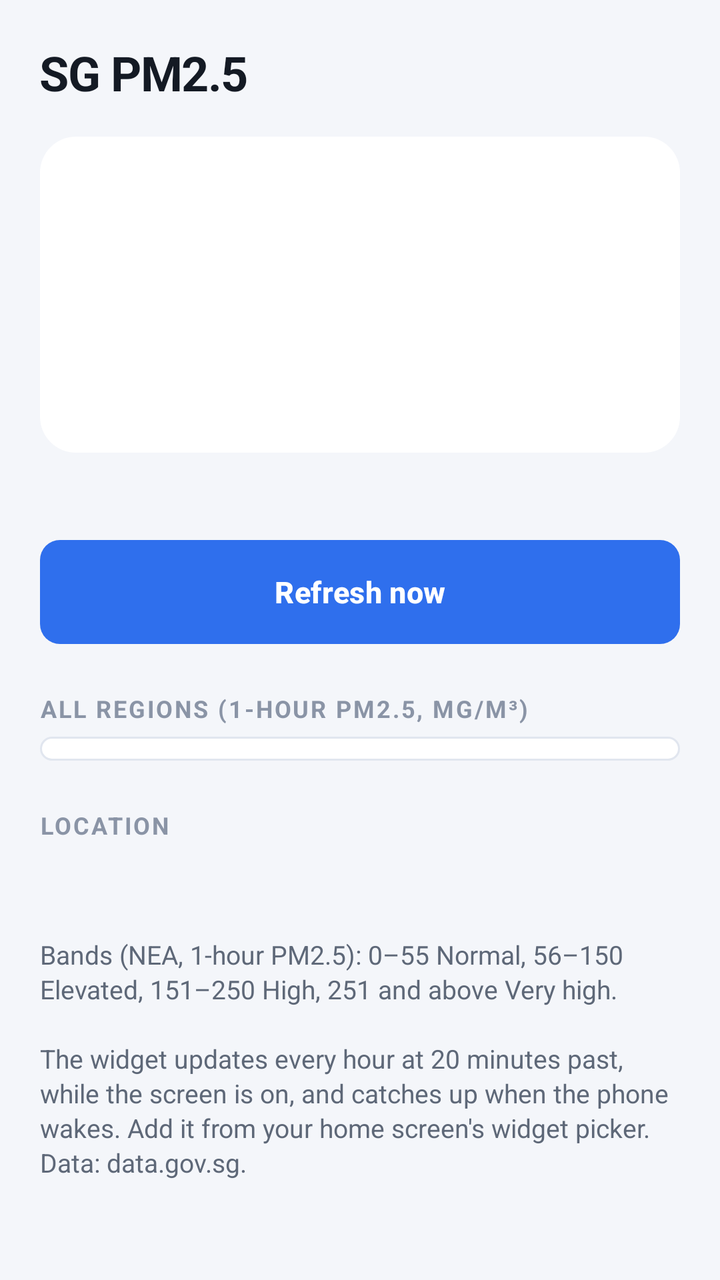
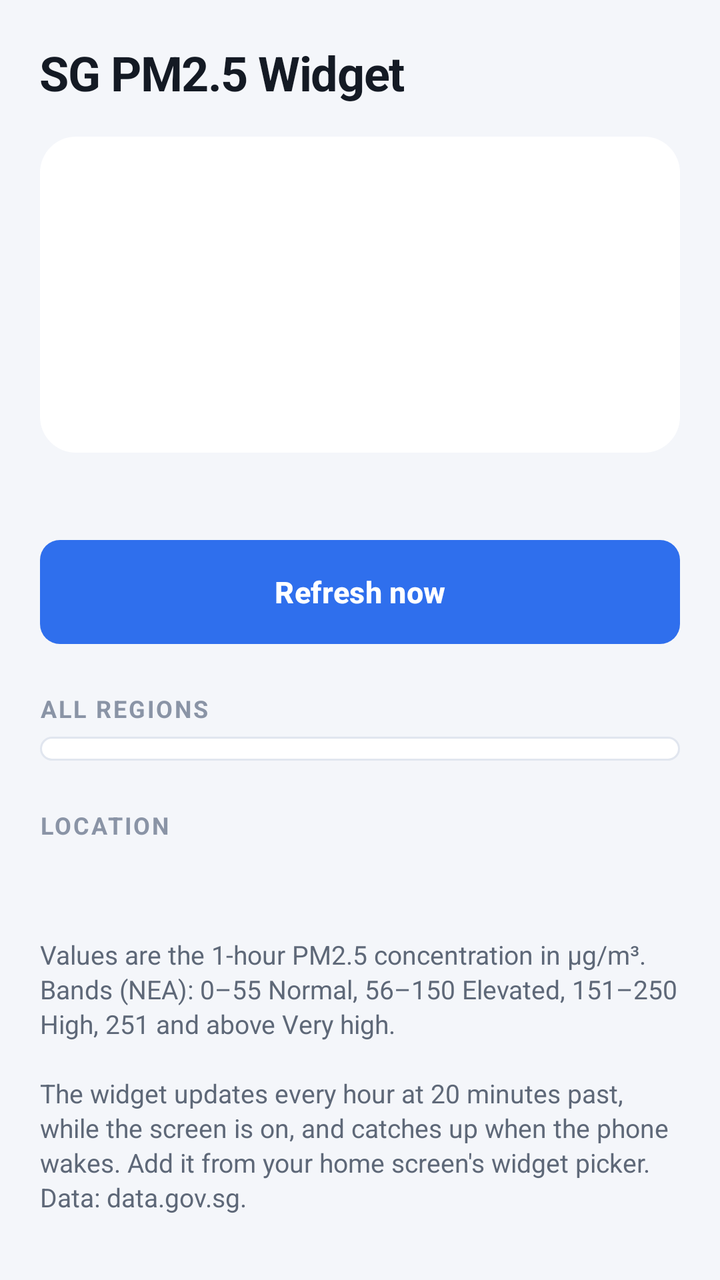

Before-and-after screenshots of an Android layout around one commit, followed by the original layout XML and the change that was made.
<!-- AndroidManifest.xml: application theme AppTheme -->
<!-- res/layout/activity_main.xml -->
<?xml version="1.0" encoding="utf-8"?>
<ScrollView xmlns:android="http://schemas.android.com/apk/res/android"
    android:id="@+id/main_root"
    android:layout_width="match_parent"
    android:layout_height="match_parent"
    android:background="@color/bg">

    <LinearLayout
        android:layout_width="match_parent"
        android:layout_height="wrap_content"
        android:orientation="vertical"
        android:padding="20dp">

        <TextView
            style="@style/AppTitle"
            android:layout_width="match_parent"
            android:layout_height="wrap_content"
            android:text="@string/app_name" />

        
        <TextView
            android:id="@+id/setup_warning"
            android:layout_width="match_parent"
            android:layout_height="wrap_content"
            android:layout_marginTop="14dp"
            android:background="@drawable/bg_warning"
            android:lineSpacingExtra="2dp"
            android:padding="14dp"
            android:textColor="@color/warning_text"
            android:textSize="13sp"
            android:visibility="gone" />

        
        <LinearLayout
            android:id="@+id/current_card"
            android:layout_width="match_parent"
            android:layout_height="wrap_content"
            android:layout_marginTop="16dp"
            android:background="@drawable/bg_value"
            android:gravity="center"
            android:orientation="vertical"
            android:padding="20dp">

            <TextView
                android:id="@+id/current_region"
                android:layout_width="wrap_content"
                android:layout_height="wrap_content"
                android:textSize="18sp"
                android:textStyle="bold" />

            <TextView
                android:id="@+id/current_value"
                android:layout_width="wrap_content"
                android:layout_height="wrap_content"
                android:textSize="56sp"
                android:textStyle="bold" />

            <TextView
                android:id="@+id/current_band"
                android:layout_width="wrap_content"
                android:layout_height="wrap_content"
                android:textSize="14sp" />
        </LinearLayout>

        <TextView
            android:id="@+id/current_meta"
            style="@style/AppHint"
            android:layout_width="match_parent"
            android:layout_height="wrap_content"
            android:layout_marginTop="10dp"
            android:gravity="center" />

        <Button
            android:id="@+id/btn_refresh"
            style="@style/AppButtonPrimary"
            android:layout_width="match_parent"
            android:layout_height="wrap_content"
            android:layout_marginTop="16dp"
            android:text="Refresh now" />

        <TextView
            style="@style/AppLabel"
            android:layout_width="match_parent"
            android:layout_height="wrap_content"
            android:layout_marginTop="24dp"
            android:text="All regions (1-hour PM2.5, µg/m³)" />

        <LinearLayout
            android:id="@+id/regions"
            android:layout_width="match_parent"
            android:layout_height="wrap_content"
            android:background="@drawable/bg_card"
            android:orientation="vertical"
            android:paddingStart="16dp"
            android:paddingTop="6dp"
            android:paddingEnd="16dp"
            android:paddingBottom="6dp" />

        <TextView
            style="@style/AppLabel"
            android:layout_width="match_parent"
            android:layout_height="wrap_content"
            android:layout_marginTop="24dp"
            android:text="Location" />

        <TextView
            android:id="@+id/location_status"
            style="@style/AppHint"
            android:layout_width="match_parent"
            android:layout_height="wrap_content" />

        <Button
            android:id="@+id/btn_location"
            style="@style/AppButtonSecondary"
            android:layout_width="match_parent"
            android:layout_height="wrap_content"
            android:layout_marginTop="10dp"
            android:visibility="gone" />

        <TextView
            style="@style/AppHint"
            android:layout_width="match_parent"
            android:layout_height="wrap_content"
            android:layout_marginTop="24dp"
            android:text="Bands (NEA, 1-hour PM2.5): 0–55 Normal, 56–150 Elevated, 151–250 High, 251 and above Very high.\n\nThe widget updates every hour at 20 minutes past, while the screen is on, and catches up when the phone wakes. Add it from your home screen's widget picker. Data: data.gov.sg." />

        
        <Button
            android:id="@+id/btn_done"
            style="@style/AppButtonPrimary"
            android:layout_width="match_parent"
            android:layout_height="wrap_content"
            android:layout_marginTop="20dp"
            android:text="Done"
            android:visibility="gone" />
    </LinearLayout>
</ScrollView>
<!-- resources referenced by this layout -->
<resources>
  <color name="bg">#F4F6FA</color>
  <color name="warning_text">#7A5300</color>
  <!-- drawable bg_card (drawable) -->
  <?xml version="1.0" encoding="utf-8"?>
  <shape xmlns:android="http://schemas.android.com/apk/res/android"
      android:shape="rectangle">
      <solid android:color="@color/surface" />
      <corners android:radius="14dp" />
      <stroke
          android:width="1dp"
          android:color="@color/stroke" />
  </shape>
  <!-- drawable bg_value (drawable) -->
  <?xml version="1.0" encoding="utf-8"?>
  <shape xmlns:android="http://schemas.android.com/apk/res/android"
      android:shape="rectangle">
      <solid android:color="#FFFFFF" />
      <corners android:radius="18dp" />
  </shape>
  <!-- drawable bg_warning (drawable) -->
  <?xml version="1.0" encoding="utf-8"?>
  <ripple xmlns:android="http://schemas.android.com/apk/res/android"
      android:color="#33F0C465">
      <item>
          <shape android:shape="rectangle">
              <solid android:color="@color/warning_bg" />
              <corners android:radius="12dp" />
              <stroke android:width="1dp" android:color="@color/warning_stroke" />
          </shape>
      </item>
  </ripple>
  <string name="app_name">SG PM2.5</string>
  <style name="AppButtonPrimary" parent="android:Widget.Material.Button">
          <item name="android:background">@drawable/bg_button_primary</item>
          <item name="android:textColor">@color/on_accent</item>
          <item name="android:textSize">15sp</item>
          <item name="android:textStyle">bold</item>
          <item name="android:textAllCaps">false</item>
          <item name="android:letterSpacing">0.01</item>
          <item name="android:minHeight">52dp</item>
          <item name="android:stateListAnimator">@null</item>
          <item name="android:elevation">0dp</item>
      </style>
  <style name="AppButtonSecondary" parent="android:Widget.Material.Button">
          <item name="android:background">@drawable/bg_button_secondary</item>
          <item name="android:textColor">@color/text_secondary</item>
          <item name="android:textSize">15sp</item>
          <item name="android:textStyle">bold</item>
          <item name="android:textAllCaps">false</item>
          <item name="android:minHeight">52dp</item>
          <item name="android:stateListAnimator">@null</item>
          <item name="android:elevation">0dp</item>
      </style>
  <style name="AppHint">
          <item name="android:textSize">13sp</item>
          <item name="android:textColor">@color/text_secondary</item>
          <item name="android:lineSpacingExtra">2dp</item>
      </style>
  <style name="AppLabel">
          <item name="android:textSize">12sp</item>
          <item name="android:textStyle">bold</item>
          <item name="android:textAllCaps">true</item>
          <item name="android:letterSpacing">0.08</item>
          <item name="android:textColor">@color/text_muted</item>
          <item name="android:paddingBottom">6dp</item>
      </style>
  <style name="AppTitle">
          <item name="android:textSize">24sp</item>
          <item name="android:textStyle">bold</item>
          <item name="android:textColor">@color/text_primary</item>
          <item name="android:letterSpacing">-0.02</item>
      </style>
  <color name="surface">#FFFFFF</color>
  <color name="stroke">#E1E6EF</color>
  <color name="warning_bg">#FFF5E0</color>
  <color name="warning_stroke">#F0C465</color>
  <color name="on_accent">#FFFFFF</color>
  <color name="text_secondary">#5E6878</color>
  <color name="text_muted">#8A94A6</color>
  <color name="text_primary">#141A24</color>
  <color name="accent">#2F6FED</color>
  <color name="accent_dark">#1B4FC0</color>
  <color name="accent_pressed">#E8EFFD</color>
  <color name="stroke_strong">#C9D2E3</color>
  <!-- unchanged entries left out for length: 3 -->
</resources>

<!-- the commit's change to res/layout/activity_main.xml (unified diff, before → after) -->
@@ -70,20 +70,36 @@
             android:layout_marginTop="10dp"
             android:gravity="center" />
 
-        <Button
-            android:id="@+id/btn_refresh"
-            style="@style/AppButtonPrimary"
+        
+        <FrameLayout
             android:layout_width="match_parent"
             android:layout_height="wrap_content"
-            android:layout_marginTop="16dp"
-            android:text="Refresh now" />
+            android:layout_marginTop="16dp">
+
+            <Button
+                android:id="@+id/btn_refresh"
+                style="@style/AppButtonPrimary"
+                android:layout_width="match_parent"
+                android:layout_height="wrap_content"
+                android:text="Refresh now" />
+
+            <ProgressBar
+                android:id="@+id/refresh_spinner"
+                android:layout_width="22dp"
+                android:layout_height="22dp"
+                android:layout_gravity="center_vertical|start"
+                android:layout_marginStart="18dp"
+                android:elevation="4dp"
+                android:indeterminateTint="@color/on_accent"
+                android:visibility="gone" />
+        </FrameLayout>
 
         <TextView
             style="@style/AppLabel"
             android:layout_width="match_parent"
             android:layout_height="wrap_content"
             android:layout_marginTop="24dp"
-            android:text="All regions (1-hour PM2.5, µg/m³)" />
+            android:text="All regions" />
 
         <LinearLayout
             android:id="@+id/regions"
@@ -122,7 +138,7 @@
             android:layout_width="match_parent"
             android:layout_height="wrap_content"
             android:layout_marginTop="24dp"
-            android:text="Bands (NEA, 1-hour PM2.5): 0–55 Normal, 56–150 Elevated, 151–250 High, 251 and above Very high.\n\nThe widget updates every hour at 20 minutes past, while the screen is on, and catches up when the phone wakes. Add it from your home screen's widget picker. Data: data.gov.sg." />
+            android:text="Values are the 1-hour PM2.5 concentration in µg/m³. Bands (NEA): 0–55 Normal, 56–150 Elevated, 151–250 High, 251 and above Very high.\n\nThe widget updates every hour at 20 minutes past, while the screen is on, and catches up when the phone wakes. Add it from your home screen's widget picker. Data: data.gov.sg." />
 
         
         <Button
<!-- resource entries referenced after the edit -->
@@ -31,7 +31,7 @@
           </shape>
       </item>
   </ripple>
-  <string name="app_name">SG PM2.5</string>
+  <string name="app_name">SG PM2.5 Widget</string>
   <style name="AppButtonPrimary" parent="android:Widget.Material.Button">
           <item name="android:background">@drawable/bg_button_primary</item>
           <item name="android:textColor">@color/on_accent</item>
